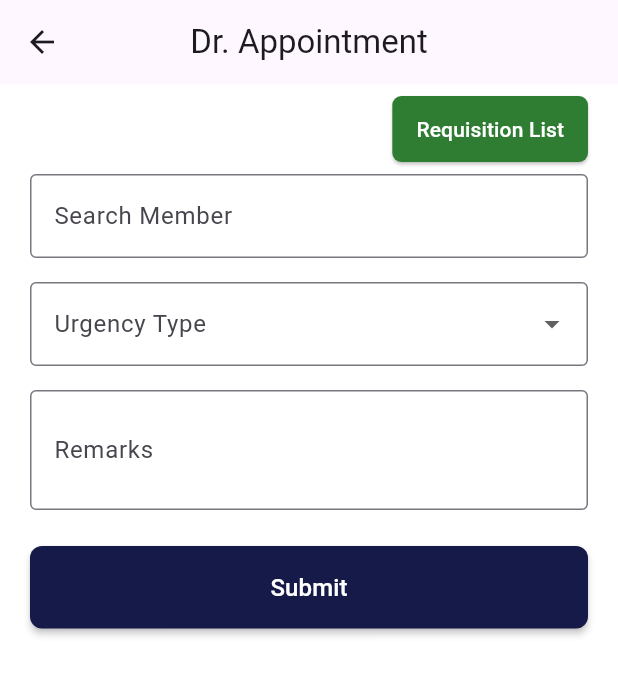
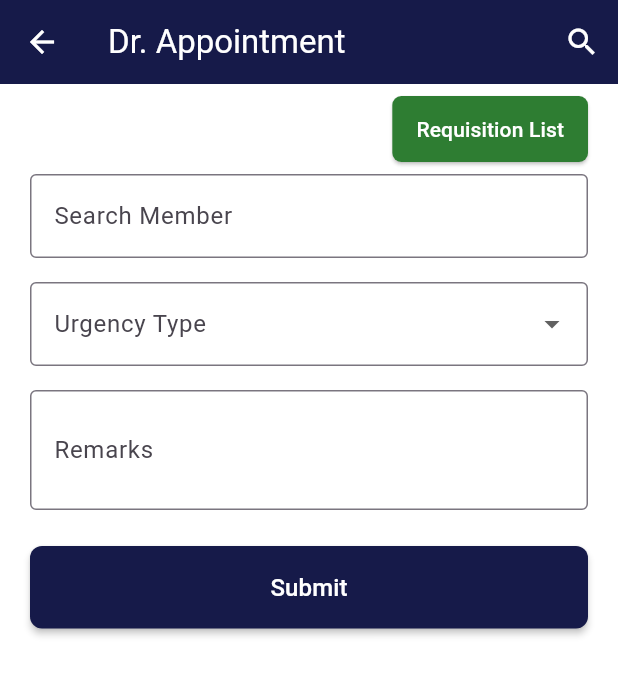
Before and after one commit to Rafid-tawhid/YunuscoSystem, a Flutter app: the DocAppoinmentReq screen opened directly, after a tap on "Create +", on a phone screen of 412 x 824 dp. Shown: the top 675 px of the screen. Run offline on Flutter 3.47's test engine with Material 3 defaults, Android fonts, the phone set to English and light mode, and no system bars; drawn by our look-alikes of flutter_typeahead; our stand-ins replace cached_network_image, cloud_firestore, file_picker, firebase_auth, firebase_core, firebase_messaging and 16 more; missing offline and left inert: app_settings, crop_your_image, google_mlkit_text_recognition, http_interceptor, photo_manager, simple_month_year_picker; accounts and stored records are empty; statements that could not run were skipped; key blocks and very long unbroken strings in the code were emptied for the run.

Commit message:
clear search

```diff
--- a/lib/models/doc_appoinment_list_model.dart
+++ b/lib/models/doc_appoinment_list_model.dart
@@ -1,113 +1,102 @@
 class DocAppoinmentListModel {
   DocAppoinmentListModel({
       num? gateId,
+      String? fullName,
       String? idCardNo,
+      String? requestDate,
+      String? createdDate,
       String? serialNo,
-    String? requestDate,
       num? status,
-    bool? gatePassStatus,
+      num? urgencyType,
+      dynamic gatePassStatus,
       String? remarks,
-    num? urgencyType,
-    String? createdDate,
-    num? createdBy,
-    String? updatedDate,
-    dynamic updatedBy,
-  }) {
+      num? createdBy,}){
     _gateId = gateId;
+    _fullName = fullName;
     _idCardNo = idCardNo;
+    _requestDate = requestDate;
+    _createdDate = createdDate;
     _serialNo = serialNo;
-    _requestDate = requestDate;
     _status = status;
+    _urgencyType = urgencyType;
     _gatePassStatus = gatePassStatus;
     _remarks = remarks;
-    _urgencyType = urgencyType;
-    _createdDate = createdDate;
     _createdBy = createdBy;
-    _updatedDate = updatedDate;
-    _updatedBy = updatedBy;
 }
 
   DocAppoinmentListModel.fromJson(dynamic json) {
     _gateId = json['GateId'];
+    _fullName = json['FullName'];
     _idCardNo = json['IdCardNo'];
+    _requestDate = json['RequestDate'];
+    _createdDate = json['CreatedDate'];
     _serialNo = json['SerialNo'];
-    _requestDate = json['RequestDate'];
     _status = json['Status'];
+    _urgencyType = json['UrgencyType'];
     _gatePassStatus = json['GatePassStatus'];
     _remarks = json['Remarks'];
-    _urgencyType = json['UrgencyType'];
-    _createdDate = json['CreatedDate'];
     _createdBy = json['CreatedBy'];
-    _updatedDate = json['UpdatedDate'];
-    _updatedBy = json['UpdatedBy'];
   }
   num? _gateId;
+  String? _fullName;
   String? _idCardNo;
+  String? _requestDate;
+  String? _createdDate;
   String? _serialNo;
-  String? _requestDate;
   num? _status;
-  bool? _gatePassStatus;
+  num? _urgencyType;
+  dynamic _gatePassStatus;
   String? _remarks;
-  num? _urgencyType;
-  String? _createdDate;
   num? _createdBy;
-  String? _updatedDate;
-  dynamic _updatedBy;
-  DocAppoinmentListModel copyWith({
-    num? gateId,
+DocAppoinmentListModel copyWith({  num? gateId,
+  String? fullName,
   String? idCardNo,
+  String? requestDate,
+  String? createdDate,
   String? serialNo,
-    String? requestDate,
   num? status,
-    bool? gatePassStatus,
+  num? urgencyType,
+  dynamic gatePassStatus,
   String? remarks,
-    num? urgencyType,
-    String? createdDate,
   num? createdBy,
-    String? updatedDate,
-    dynamic updatedBy,
-  }) =>
-      DocAppoinmentListModel(
-        gateId: gateId ?? _gateId,
+}) => DocAppoinmentListModel(  gateId: gateId ?? _gateId,
+  fullName: fullName ?? _fullName,
   idCardNo: idCardNo ?? _idCardNo,
+  requestDate: requestDate ?? _requestDate,
+  createdDate: createdDate ?? _createdDate,
   serialNo: serialNo ?? _serialNo,
-        requestDate: requestDate ?? _requestDate,
   status: status ?? _status,
+  urgencyType: urgencyType ?? _urgencyType,
   gatePassStatus: gatePassStatus ?? _gatePassStatus,
   remarks: remarks ?? _remarks,
-        urgencyType: urgencyType ?? _urgencyType,
-        createdDate: createdDate ?? _createdDate,
   createdBy: createdBy ?? _createdBy,
-        updatedDate: updatedDate ?? _updatedDate,
-        updatedBy: updatedBy ?? _updatedBy,
 );
   num? get gateId => _gateId;
+  String? get fullName => _fullName;
   String? get idCardNo => _idCardNo;
+  String? get requestDate => _requestDate;
+  String? get createdDate => _createdDate;
   String? get serialNo => _serialNo;
-  String? get requestDate => _requestDate;
   num? get status => _status;
-  bool? get gatePassStatus => _gatePassStatus;
+  num? get urgencyType => _urgencyType;
+  dynamic get gatePassStatus => _gatePassStatus;
   String? get remarks => _remarks;
-  num? get urgencyType => _urgencyType;
-  String? get createdDate => _createdDate;
   num? get createdBy => _createdBy;
-  String? get updatedDate => _updatedDate;
-  dynamic get updatedBy => _updatedBy;
 
   Map<String, dynamic> toJson() {
     final map = <String, dynamic>{};
     map['GateId'] = _gateId;
+    map['FullName'] = _fullName;
     map['IdCardNo'] = _idCardNo;
+    map['RequestDate'] = _requestDate;
+    map['CreatedDate'] = _createdDate;
     map['SerialNo'] = _serialNo;
-    map['RequestDate'] = _requestDate;
     map['Status'] = _status;
+    map['UrgencyType'] = _urgencyType;
     map['GatePassStatus'] = _gatePassStatus;
     map['Remarks'] = _remarks;
-    map['UrgencyType'] = _urgencyType;
-    map['CreatedDate'] = _createdDate;
     map['CreatedBy'] = _createdBy;
-    map['UpdatedDate'] = _updatedDate;
-    map['UpdatedBy'] = _updatedBy;
     return map;
   }
+
 }
--- a/lib/providers/hr_provider.dart
+++ b/lib/providers/hr_provider.dart
@@ -538,4 +538,29 @@ class HrProvider extends ChangeNotifier {
           "type": type
     });
   }
+
+
+
+  String _searchQuery = '';
+  // In HrProvider class
+  List<DocAppoinmentListModel> get filteredDocAppointmentList {
+    return _searchQuery.isEmpty
+        ? docAppointmentList
+        : docAppointmentList.where((appointment) {
+      final id = appointment.idCardNo?.toLowerCase() ?? '';
+      final name = appointment.fullName?.toLowerCase() ?? '';
+      final query = _searchQuery.toLowerCase();
+      return id.contains(query) || name.contains(query);
+    }).toList();
+  }
+
+  void searchAppointments(String query) {
+    _searchQuery = query;
+    notifyListeners();
+  }
+
+  void clearSearch() {
+    _searchQuery = '';
+    notifyListeners();
+  }
 }
--- a/lib/screens/HR&PayRoll/doc_appointment_requisation.dart
+++ b/lib/screens/HR&PayRoll/doc_appointment_requisation.dart
@@ -16,9 +16,10 @@ class DocAppoinmentReq extends StatefulWidget {
 
 class _DocAppoinmentReqState extends State<DocAppoinmentReq> {
   final _formKey = GlobalKey<FormState>();
-
   final TextEditingController _remarksController = TextEditingController();
   final TextEditingController _idController = TextEditingController();
+  final TextEditingController _searchController = TextEditingController();
+   bool _showSearch=false;
 
   int? _urgencyType;
   final Map<String, int> _urgencyOptions = {
@@ -36,6 +37,7 @@ class _DocAppoinmentReqState extends State<DocAppoinmentReq> {
   void dispose() {
     _remarksController.dispose();
     _idController.dispose();
+    _searchController.dispose();
     super.dispose();
   }
 
@@ -72,12 +74,7 @@ class _DocAppoinmentReqState extends State<DocAppoinmentReq> {
   Widget build(BuildContext context) {
     return Scaffold(
       backgroundColor: Colors.white,
-      appBar: AppBar(
-        title: const Text('Dr. Appointment'),
-        centerTitle: true,
-        elevation: 0,
-        actions: [],
-      ),
+      appBar: _buildAppBar(context),
       body: Padding(
         padding: const EdgeInsets.symmetric(horizontal: 20.0),
         child: Form(
@@ -85,70 +82,90 @@ class _DocAppoinmentReqState extends State<DocAppoinmentReq> {
           child: Column(
             crossAxisAlignment: CrossAxisAlignment.end,
             children: [
-              SizedBox(
-                height: 8,
-              ),
+              const SizedBox(height: 8),
 
               Consumer<HrProvider>(
-                    builder: (context, pro, _) => ElevatedButton(
+                builder: (context, pro, _) => Row(
+                  children: [
+                   if(!pro.showForm) Text(
+                      'Found : ${pro.filteredDocAppointmentList.length}',
+                      style: const TextStyle(
+                        color: Colors.black,
+                        fontSize: 12,
+                      ),
+                    ),
+                    Spacer(),
+                    ElevatedButton(
                       style: ElevatedButton.styleFrom(
-                          minimumSize: Size.zero, // Set minimum size to zero
-                          padding: EdgeInsets.symmetric(horizontal: 16, vertical: 12),
+                        minimumSize: Size.zero,
+                        padding: const EdgeInsets.symmetric(horizontal: 16, vertical: 12),
                         tapTargetSize: MaterialTapTargetSize.shrinkWrap,
                         backgroundColor: Colors.green.shade800,
                         shape: RoundedRectangleBorder(
-                            borderRadius: BorderRadius.circular(6), // ← Adjust this value
+                          borderRadius: BorderRadius.circular(6),
                         ),
                       ),
                       onPressed: () {
                         pro.showHideDocForm();
+                        // Clear search when switching to form
+                        if (pro.showForm) {
+                          _searchController.clear();
+                          pro.clearSearch();
+                        }
                       },
                       child: Text(
                         pro.showForm ? 'Requisition List' : 'Create +',
-                          style: TextStyle(color: Colors.white),
-                        ))),
-              SizedBox(
-                height: 8,
+                        style: const TextStyle(color: Colors.white),
                       ),
+                    ),
+                  ],
+                ),
+              ),
+              const SizedBox(height: 8),
+
               Expanded(
                 child: SingleChildScrollView(
                   child: Column(
                     children: [
                       Consumer<HrProvider>(
-                        builder: (context, pro, _) => pro.showForm ? DocReqForm() : SizedBox.shrink(),
+                        builder: (context, pro, _) => pro.showForm ? DocReqForm() : const SizedBox.shrink(),
                       ),
-                      // ID Card Number Field
+
+                      // Appointment List
                       Consumer<HrProvider>(
                         builder: (context, pro, _) {
                           return pro.showForm
-                              ? SizedBox.shrink()
-                              : pro.docAppointmentList.isEmpty
+                              ? const SizedBox.shrink()
+                              : pro.filteredDocAppointmentList.isEmpty
                               ? Padding(
                             padding: const EdgeInsets.symmetric(vertical: 20.0),
                             child: Center(
-                                        child: Text('No request yet'),
+                              child: _searchController.text.isEmpty
+                                  ? const Text('No request yet')
+                                  : const Text('No results found'),
                             ),
                           )
                               : ListView.builder(
                             padding: const EdgeInsets.all(8),
                             shrinkWrap: true,
-                                      physics: NeverScrollableScrollPhysics(),
-                                      itemCount: pro.docAppointmentList.length,
+                            physics: const NeverScrollableScrollPhysics(),
+                            itemCount: pro.filteredDocAppointmentList.length,
                             itemBuilder: (context, index) {
-                                        final appointment = pro.docAppointmentList[index];
+                              final appointment = pro.filteredDocAppointmentList[index];
                               return Stack(
                                 children: [
                                   Card(
                                     color: Colors.white,
                                     child: ListTile(
-                                                title: Text(
-                                                  'Serial: ${appointment.serialNo ?? 'N/A'}',
-                                                  style: TextStyle(color: Colors.black, fontWeight: FontWeight.bold),
-                                                ),
+                                      title: Text('${appointment.fullName} (ID: ${appointment.idCardNo ?? 'N/A'})', style: const TextStyle(color: Colors.black, fontWeight: FontWeight.w600)),
                                       subtitle: Column(
                                         crossAxisAlignment: CrossAxisAlignment.start,
                                         children: [
-                                                    Text('ID: ${appointment.idCardNo ?? 'N/A'}', style: TextStyle(color: Colors.black, fontWeight: FontWeight.w600)),
+
+                                          Text(
+                                            'Serial: ${appointment.serialNo ?? 'N/A'}',
+                                            style: const TextStyle(color: Colors.black, fontWeight: FontWeight.bold),
+                                          ),
                                           Text('Date: ${DashboardHelpers.convertDateTime(appointment.createdDate ?? '')}'),
                                           if (appointment.remarks?.isNotEmpty ?? false) Text('Remarks: ${appointment.remarks}'),
                                         ],
@@ -160,7 +177,7 @@ class _DocAppoinmentReqState extends State<DocAppoinmentReq> {
                                           if (data != null) {
                                             showAppointmentBottomSheet(
                                               context: context,
-                                                        appointment: appointment, // Your DocAppoinmentListModel instance
+                                              appointment: appointment,
                                               medicineName: data['FullName'] ?? "No Name",
                                               doctorAdvice: data['Advice'] ?? "None",
                                               medicineTime: data["PrescriptionDate"],
@@ -193,23 +210,83 @@ class _DocAppoinmentReqState extends State<DocAppoinmentReq> {
     );
   }
 
+
+  AppBar _buildAppBar(BuildContext context) {
+    return AppBar(
+      backgroundColor: myColors.primaryColor,
+      foregroundColor: Colors.white,
+      title: _showSearch
+          ? Consumer<HrProvider>(
+        builder: (context,pro,_)=>TextField(
+          controller: _searchController,
+          autofocus: true,
+          decoration: const InputDecoration(
+            hintText: 'Search by Id or Name...',
+            border: InputBorder.none,
+            hintStyle: TextStyle(color: Colors.white),
+          ),
+          style: const TextStyle(color: Colors.white),
+          onChanged: (value) {
+            pro.searchAppointments(value);
+          },
+        )
+      )
+          : const Text('Dr. Appointment'),
+      actions: [
+        _showSearch
+            ? IconButton(
+          icon: const Icon(Icons.close),
+          onPressed: () {
+            var hp=context.read<HrProvider>();
+            hp.clearSearch();
+            setState(() {
+              _showSearch = false;
+              _searchController.clear();
+
+            });
+          },
+        )
+            : IconButton(
+          icon: const Icon(Icons.search),
+          onPressed: () {
+            setState(() {
+              _showSearch = true;
+            });
+          },
+        ),
+      ],
+    );
+  }
+  Widget _buildSearchField(HrProvider pro) {
+    return TextField(
+      controller: _searchController,
+      style: const TextStyle(color: Colors.white, fontSize: 16),
+      decoration: InputDecoration(
+        hintText: 'Search by ID or Name...',
+        hintStyle: TextStyle(color: Colors.white.withOpacity(0.7)),
+        border: InputBorder.none,
+        contentPadding: const EdgeInsets.symmetric(horizontal: 16, vertical: 8),
+        prefixIcon: Icon(Icons.search, color: Colors.white.withOpacity(0.7)),
+        suffixIcon: _searchController.text.isNotEmpty
+            ? IconButton(
+          icon: Icon(Icons.clear, color: Colors.white.withOpacity(0.7)),
+          onPressed: () {
+            _searchController.clear();
+            pro.clearSearch();
+            FocusScope.of(context).unfocus();
+          },
+        )
+            : null,
+      ),
+      onChanged: (value) {
+        pro.searchAppointments(value);
+      },
+    );
+  }
+
   Widget DocReqForm() {
     return Column(
       children: [
-        // TextFormField(
-        //   controller: _idCardController,
-        //   decoration: const InputDecoration(
-        //     labelText: "ID Card No",
-        //     border: OutlineInputBorder(),
-        //   ),
-        //   keyboardType: TextInputType.number,
-        //   onChanged: (val){
-        //     var hp=context.read<HrProvider>();
-        //     hp.searchStuffList(val);
-        //   },
-        //   validator: (value) => value == null || value.isEmpty ? 'ID is required' : null,
-        // ),
-
         Consumer<HrProvider>(
           builder: (context, pro, _) {
             return TypeAheadField<Map<String, dynamic>>(
@@ -218,7 +295,7 @@ class _DocAppoinmentReqState extends State<DocAppoinmentReq> {
               },
               builder: (context, textController, focusNode) {
                 return TextFormField(
-                  controller: textController, // persistent controller
+                  controller: textController,
                   focusNode: focusNode,
                   validator: (value) => value == null || value.isEmpty ? 'ID is required' : null,
                   decoration: const InputDecoration(
@@ -228,7 +305,6 @@ class _DocAppoinmentReqState extends State<DocAppoinmentReq> {
                 );
               },
               controller: _idController,
-              //
               itemBuilder: (context, suggestion) {
                 return ListTile(
                   title: Text(suggestion["name"]),
@@ -236,11 +312,10 @@ class _DocAppoinmentReqState extends State<DocAppoinmentReq> {
                 );
               },
               onSelected: (suggestion) {
-                // show ID in the field
                 setState(() {
                   _idController.text = suggestion["id"];
                 });
-                FocusScope.of(context).unfocus(); // close keyboard
+                FocusScope.of(context).unfocus();
               },
             );
           },
@@ -266,6 +341,7 @@ class _DocAppoinmentReqState extends State<DocAppoinmentReq> {
           validator: (_) => _urgencyType == null ? 'Urgency type is required' : null,
         ),
         const SizedBox(height: 16),
+
         // Remarks Field
         TextFormField(
           controller: _remarksController,
@@ -301,7 +377,7 @@ class _DocAppoinmentReqState extends State<DocAppoinmentReq> {
             : urgency == 1
             ? Colors.orangeAccent
             : Colors.red,
-        borderRadius: BorderRadius.only(
+        borderRadius: const BorderRadius.only(
           topRight: Radius.circular(10.0),
           bottomLeft: Radius.circular(10.0),
         ),
@@ -314,7 +390,7 @@ class _DocAppoinmentReqState extends State<DocAppoinmentReq> {
               : urgency == 1
               ? 'Regular'
               : 'Emergency',
-          style: TextStyle(color: Colors.white, fontWeight: FontWeight.w600),
+          style: const TextStyle(color: Colors.white, fontWeight: FontWeight.w600),
         ),
       ),
     );
--- a/lib/screens/HR&PayRoll/widgets/doc_bottom_sheet.dart
+++ b/lib/screens/HR&PayRoll/widgets/doc_bottom_sheet.dart
@@ -67,6 +67,7 @@ void showAppointmentBottomSheet({
               _buildInfoSection(
                 title: 'Basic Information',
                 children: [
+                  _buildInfoRow('Name:', appointment.fullName ?? 'N/A'),
                   _buildInfoRow('ID Card No:', appointment.idCardNo ?? 'N/A'),
                   _buildInfoRow('Serial No:', appointment.serialNo ?? 'N/A'),
                   _buildInfoRow('Name:', medicineName ?? ''),
@@ -130,9 +131,8 @@ void showAppointmentBottomSheet({
                 children: [
                   _buildInfoRow('Created:',
                       _formatDate(appointment.createdDate) ?? 'N/A'),
-                  if (appointment.updatedDate != null)
-                    _buildInfoRow('Last Updated:',
-                        _formatDate(appointment.updatedDate) ?? 'N/A'),
+                  if (appointment.createdBy != null)
+                    _buildInfoRow('Created By:', '${appointment.createdBy}'),
                 ],
               ),
 
--- a/lib/screens/home_page.dart
+++ b/lib/screens/home_page.dart
@@ -258,9 +258,9 @@ class _HomeScreenState extends State<HomeScreen> {
             CupertinoPageRoute(
                 builder: (context) => ProductionStrengthScreen()));
       case 52:
+
         var hp = context.read<HrProvider>();
-        await hp
-            .getAllDocAppointment(); //go to different screen depending on designation
+        await hp.getAllDocAppointment(); //go to different screen depending on designation
         if (DashboardHelpers.currentUser!.designation == 'Medical Officer') {
           Navigator.push(context,
               MaterialPageRoute(builder: (context) => AppointmentListScreen()));
```
Also changed, not shown: lib/screens/HR&PayRoll/attendance_board_screen.dart (+15 -6 lines). Lines whose indentation alone changed are shown as unchanged.
